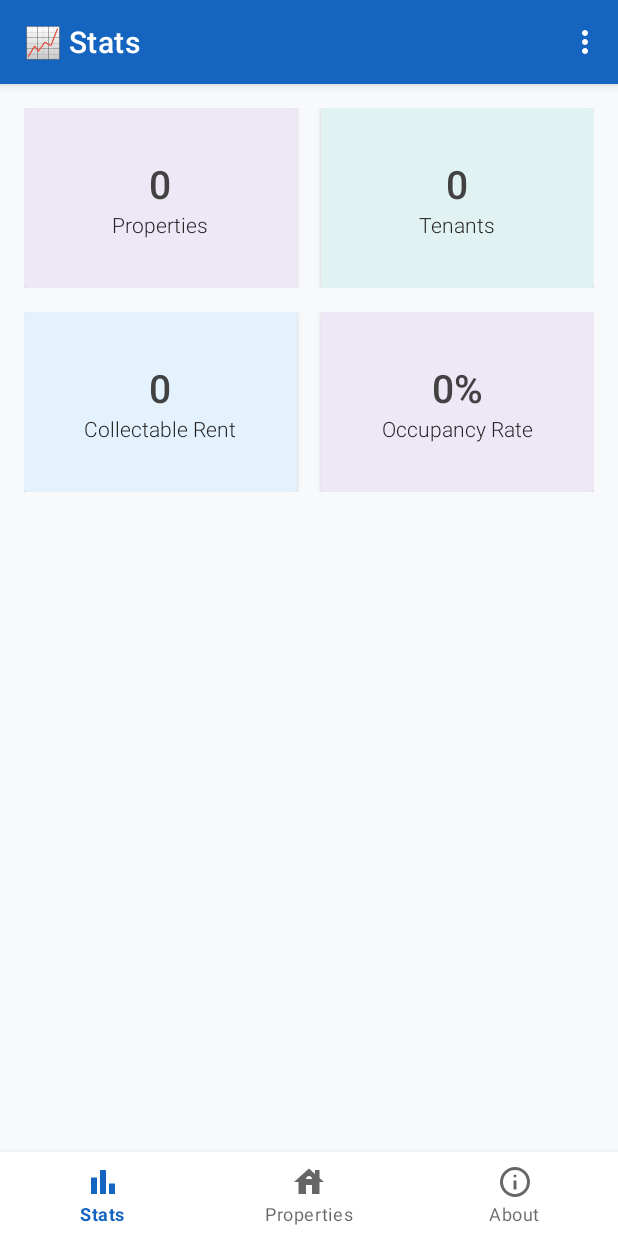
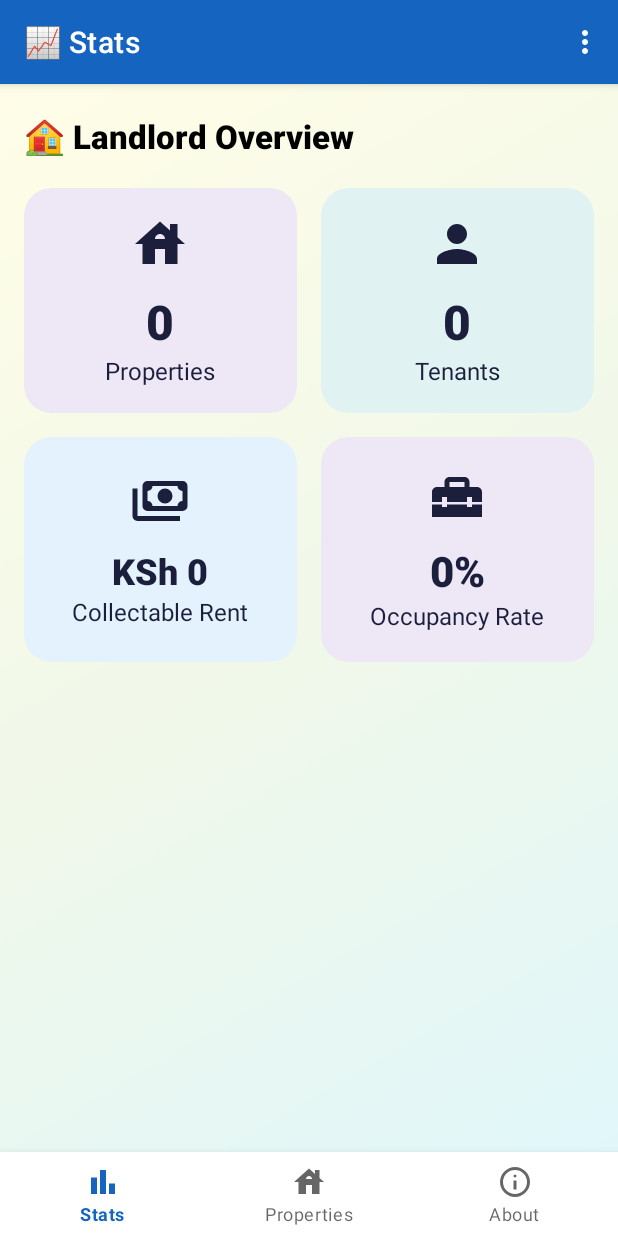
Before and after one commit to KingKabs/LetspaceApp, an Android app: the LandlordStatsFragment screen opened directly, with no data from a screen before it, on a phone screen of 412 x 824 dp. Run offline under Robolectric (Android 15) with nearby library versions, the phone set to English and light mode, and no system bars; network calls fail.

Commit message:
some refinements

```diff
--- a/app/src/main/java/com/sp/letspace/TenantsFragment.java
+++ b/app/src/main/java/com/sp/letspace/TenantsFragment.java
@@ -4,6 +4,7 @@ import android.os.Bundle;
 
 import androidx.annotation.NonNull;
 import androidx.annotation.Nullable;
+import androidx.appcompat.app.AppCompatActivity;
 import androidx.fragment.app.Fragment;
 import androidx.lifecycle.ViewModelProvider;
 import androidx.recyclerview.widget.LinearLayoutManager;
@@ -40,6 +41,8 @@ public class TenantsFragment extends Fragment {
         adapter = new TenantsAdapter(tenantList);
         recyclerView.setAdapter(adapter);
 
+        ((AppCompatActivity) requireActivity()).getSupportActionBar().setTitle("🏡 Property Tenants");
+
         // Get property id from bundle
         if (getArguments() != null) {
             propertyId = getArguments().getInt("property_id", -1);
--- a/app/src/main/res/layout/fragment_landlord_stats.xml
+++ b/app/src/main/res/layout/fragment_landlord_stats.xml
@@ -5,106 +5,132 @@
     android:id="@+id/parentLayout"
     android:layout_width="match_parent"
     android:layout_height="match_parent"
-    android:background="@color/dashboard_bg"
+    android:background="@drawable/dashboard_bg"
     android:orientation="vertical"
     tools:context=".LandlordStatsFragment">
 
-
-
     <ScrollView
-        android:id="@+id/scrollView"
         android:layout_width="match_parent"
         android:layout_height="match_parent"
         android:padding="16dp">
 
         <LinearLayout
-            android:id="@+id/statsContainer"
             android:layout_width="match_parent"
             android:layout_height="wrap_content"
-            android:orientation="vertical"
-            android:spacing="12dp">
+            android:orientation="vertical">
 
-            <!-- Dashboard Stats Cards -->
+            <!-- Section Title -->
+            <TextView
+                android:layout_width="wrap_content"
+                android:layout_height="wrap_content"
+                android:text="🏠 Landlord Overview"
+                android:textColor="@color/black"
+                android:textSize="22sp"
+                android:textStyle="bold"
+                android:fontFamily="sans-serif-medium"
+                android:layout_marginTop="4dp"
+                android:layout_marginBottom="20dp" />
+
+            <!-- Row 1 -->
             <LinearLayout
                 android:layout_width="match_parent"
                 android:layout_height="wrap_content"
-                android:layout_marginBottom="16dp"
                 android:orientation="horizontal"
-                android:weightSum="2">
+                android:weightSum="2"
+                android:layout_marginBottom="16dp">
 
                 <!-- Total Properties -->
                 <androidx.cardview.widget.CardView
                     android:id="@+id/cardTotalProperties"
                     android:layout_width="0dp"
-                    android:layout_height="120dp"
+                    android:layout_height="150dp"
+                    android:layout_weight="1"
                     android:layout_marginEnd="8dp"
-                    android:layout_weight="1"
                     android:backgroundTint="@color/card_lease"
-                    android:elevation="6dp"
-                    android:padding="16dp"
-                    android:radius="16dp">
+                    app:cardCornerRadius="18dp"
+                    app:cardElevation="0dp">
 
                     <LinearLayout
                         android:layout_width="match_parent"
                         android:layout_height="match_parent"
                         android:gravity="center"
-                        android:orientation="vertical">
+                        android:orientation="vertical"
+                        android:padding="14dp">
+
+                        <ImageView
+                            android:layout_width="40dp"
+                            android:layout_height="40dp"
+                            android:src="@drawable/baseline_house_24"
+                            app:tint="@color/dashboard_text_strong"
+                            android:layout_marginBottom="10dp" />
 
                         <TextView
                             android:id="@+id/tvTotalProperties"
                             android:layout_width="wrap_content"
                             android:layout_height="wrap_content"
                             android:text="0"
-                            android:textSize="26sp"
-                            android:textColor="@color/dashboard_value"
-                            android:textStyle="bold" />
+                            android:textSize="32sp"
+                            android:textColor="@color/dashboard_text_strong"
+                            android:textStyle="bold"
+                            android:fontFamily="sans-serif-medium" />
 
                         <TextView
                             android:layout_width="wrap_content"
                             android:layout_height="wrap_content"
                             android:text="Properties"
-                            android:textColor="@color/dashboard_title"
-                            android:textSize="14sp" />
+                            android:textColor="@color/dashboard_text_strong"
+                            android:textSize="16sp"
+                            android:fontFamily="sans-serif" />
                     </LinearLayout>
                 </androidx.cardview.widget.CardView>
 
                 <!-- Total Tenants -->
                 <androidx.cardview.widget.CardView
+                    android:id="@+id/cardTotalTenants"
                     android:layout_width="0dp"
-                    android:layout_height="120dp"
+                    android:layout_height="150dp"
+                    android:layout_weight="1"
                     android:layout_marginStart="8dp"
-                    android:layout_weight="1"
                     android:backgroundTint="@color/card_deposit"
-                    android:elevation="6dp"
-                    android:padding="16dp"
-                    android:radius="16dp">
+                    app:cardCornerRadius="18dp"
+                    app:cardElevation="0dp">
 
                     <LinearLayout
                         android:layout_width="match_parent"
                         android:layout_height="match_parent"
                         android:gravity="center"
-                        android:orientation="vertical">
+                        android:orientation="vertical"
+                        android:padding="14dp">
+
+                        <ImageView
+                            android:layout_width="40dp"
+                            android:layout_height="40dp"
+                            android:src="@drawable/baseline_person_24"
+                            app:tint="@color/dashboard_text_strong"
+                            android:layout_marginBottom="10dp" />
 
                         <TextView
                             android:id="@+id/tvTotalTenants"
                             android:layout_width="wrap_content"
                             android:layout_height="wrap_content"
                             android:text="0"
-                            android:textSize="26sp"
-                            android:textColor="@color/dashboard_value"
-                            android:textStyle="bold" />
+                            android:textSize="32sp"
+                            android:textColor="@color/dashboard_text_strong"
+                            android:textStyle="bold"
+                            android:fontFamily="sans-serif-medium" />
 
                         <TextView
                             android:layout_width="wrap_content"
                             android:layout_height="wrap_content"
                             android:text="Tenants"
-                            android:textColor="@color/dashboard_title"
-                            android:textSize="14sp" />
+                            android:textColor="@color/dashboard_text_strong"
+                            android:textSize="16sp"
+                            android:fontFamily="sans-serif" />
                     </LinearLayout>
                 </androidx.cardview.widget.CardView>
             </LinearLayout>
 
-            <!-- Collectable Rent & Occupancy Rate -->
+            <!-- Row 2 -->
             <LinearLayout
                 android:layout_width="match_parent"
                 android:layout_height="wrap_content"
@@ -113,80 +139,94 @@
 
                 <!-- Collectable Rent -->
                 <androidx.cardview.widget.CardView
+                    android:id="@+id/cardCollectableRent"
                     android:layout_width="0dp"
-                    android:layout_height="120dp"
+                    android:layout_height="150dp"
+                    android:layout_weight="1"
                     android:layout_marginEnd="8dp"
-                    android:layout_weight="1"
                     android:backgroundTint="@color/card_billing"
-                    android:elevation="6dp"
-                    android:padding="16dp"
-                    android:radius="16dp">
+                    app:cardCornerRadius="18dp"
+                    app:cardElevation="0dp">
 
                     <LinearLayout
                         android:layout_width="match_parent"
                         android:layout_height="match_parent"
                         android:gravity="center"
-                        android:orientation="vertical">
+                        android:orientation="vertical"
+                        android:padding="14dp">
+
+                        <ImageView
+                            android:layout_width="40dp"
+                            android:layout_height="40dp"
+                            android:src="@drawable/outline_payments_24"
+                            app:tint="@color/dashboard_text_strong"
+                            android:layout_marginBottom="10dp" />
 
                         <TextView
                             android:id="@+id/tvCollectableRent"
                             android:layout_width="wrap_content"
                             android:layout_height="wrap_content"
-                            android:text="0"
-                            android:textSize="26sp"
-                            android:textColor="@color/dashboard_value"
-                            android:textStyle="bold" />
+                            android:text="KSh 0"
+                            android:textSize="24sp"
+                            android:textColor="@color/dashboard_text_strong"
+                            android:textStyle="bold"
+                            android:fontFamily="sans-serif-medium" />
 
                         <TextView
                             android:layout_width="wrap_content"
                             android:layout_height="wrap_content"
                             android:text="Collectable Rent"
-                            android:textColor="@color/dashboard_title"
-                            android:textSize="14sp" />
+                            android:textColor="@color/dashboard_text_strong"
+                            android:textSize="16sp"
+                            android:fontFamily="sans-serif" />
                     </LinearLayout>
                 </androidx.cardview.widget.CardView>
 
                 <!-- Occupancy Rate -->
                 <androidx.cardview.widget.CardView
+                    android:id="@+id/cardOccupancyRate"
                     android:layout_width="0dp"
-                    android:layout_height="120dp"
+                    android:layout_height="150dp"
+                    android:layout_weight="1"
                     android:layout_marginStart="8dp"
-                    android:layout_weight="1"
                     android:backgroundTint="@color/card_lease"
-                    android:elevation="6dp"
-                    android:padding="16dp"
-                    android:radius="16dp">
+                    app:cardCornerRadius="18dp"
+                    app:cardElevation="0dp">
 
                     <LinearLayout
                         android:layout_width="match_parent"
                         android:layout_height="match_parent"
                         android:gravity="center"
-                        android:orientation="vertical">
+                        android:orientation="vertical"
+                        android:padding="14dp">
+
+                        <ImageView
+                            android:layout_width="40dp"
+                            android:layout_height="40dp"
+                            android:src="@drawable/baseline_home_repair_service_24"
+                            app:tint="@color/dashboard_text_strong"
+                            android:layout_marginBottom="10dp" />
 
                         <TextView
                             android:id="@+id/tvOccupancyRate"
                             android:layout_width="wrap_content"
                             android:layout_height="wrap_content"
                             android:text="0%"
-                            android:textSize="26sp"
-                            android:textColor="@color/dashboard_value"
-                            android:textStyle="bold" />
+                            android:textSize="28sp"
+                            android:textColor="@color/dashboard_text_strong"
+                            android:textStyle="bold"
+                            android:fontFamily="sans-serif-medium" />
 
                         <TextView
                             android:layout_width="wrap_content"
                             android:layout_height="wrap_content"
                             android:text="Occupancy Rate"
-                            android:textColor="@color/dashboard_title"
-                            android:textSize="14sp" />
+                            android:textColor="@color/dashboard_text_strong"
+                            android:textSize="16sp"
+                            android:fontFamily="sans-serif" />
                     </LinearLayout>
                 </androidx.cardview.widget.CardView>
             </LinearLayout>
-
         </LinearLayout>
     </ScrollView>
-
-    <FrameLayout
-        android:id="@+id/fragment_container"
-        android:layout_width="match_parent"
-        android:layout_height="match_parent"/>
 </LinearLayout>
--- a/app/src/main/res/layout/item_property.xml
+++ b/app/src/main/res/layout/item_property.xml
@@ -1,8 +1,10 @@
 <androidx.cardview.widget.CardView xmlns:android="http://schemas.android.com/apk/res/android"
     android:layout_width="match_parent"
     android:layout_height="wrap_content"
+    xmlns:app="http://schemas.android.com/apk/res-auto"
     android:layout_margin="8dp"
     android:elevation="6dp"
+    app:cardCornerRadius="16dp"
     android:foreground="?android:attr/selectableItemBackground"
     android:clickable="true"
     android:focusable="true"
--- a/app/src/main/res/values/colors.xml
+++ b/app/src/main/res/values/colors.xml
@@ -43,5 +43,7 @@
     <!-- Text Colors -->
     <color name="dashboard_title">#212121</color> <!-- Almost black -->
     <color name="dashboard_value">#424242</color> <!-- Dark gray -->
+    <color name="dashboard_text_strong">#1B1F3B</color>
+
 
 </resources>
```
Also changed, not shown: app/src/main/java/com/sp/letspace/NoticesFragment.java (+0 -20 lines), app/src/main/res/layout/item_tenant.xml (+77 -24 lines).
